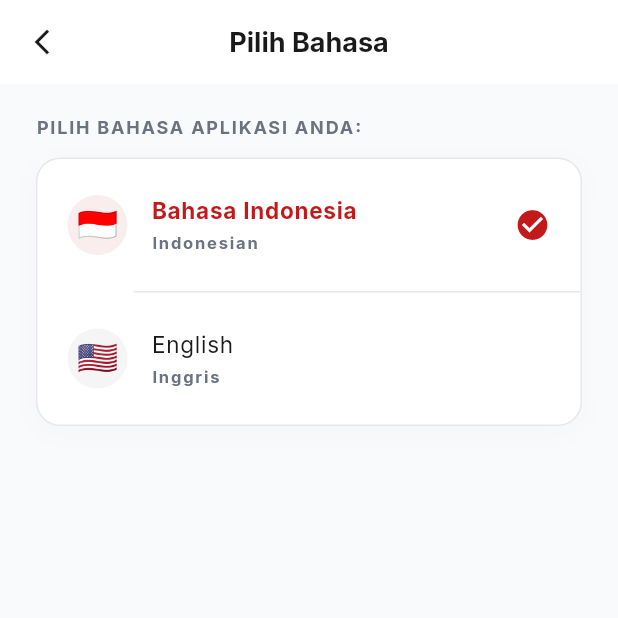
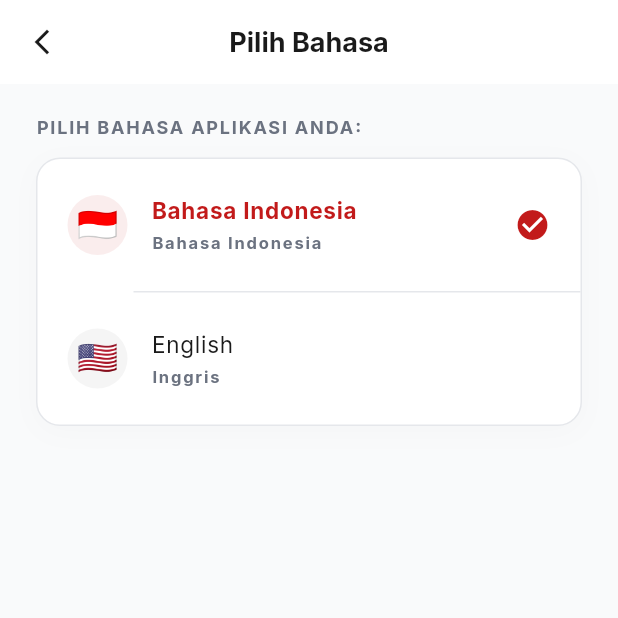
Before and after one commit to Firsandi/Safe, a Flutter app: the LanguagePage screen opened directly, on a phone screen of 412 x 824 dp, the top half of it. Run offline on Flutter 3.47's test engine with Material 3 defaults, Android fonts, the phone set to English and light mode, and no system bars; our stand-ins replace audioplayers, dartz, dio, equatable, firebase_core, firebase_messaging and 11 more; accounts and stored records are empty; project files that could hold a hidden picture were left out.

Commit message:
fix: make language option subtitles dynamic in language page

```diff
--- a/lib/features/home/presentation/pages/language_page.dart
+++ b/lib/features/home/presentation/pages/language_page.dart
@@ -68,7 +68,7 @@ class LanguagePage extends StatelessWidget {
                           context: context,
                           flag: '🇮🇩',
                           title: 'Bahasa Indonesia',
-                          subtitle: 'Indonesian',
+                          subtitle: currentLang == 'id' ? 'Bahasa Indonesia' : 'Indonesian',
                           isSelected: currentLang == 'id',
                           onTap: () {
                             context.read<LanguageCubit>().changeLanguage('id');
@@ -80,7 +80,7 @@ class LanguagePage extends StatelessWidget {
                           context: context,
                           flag: '🇺🇸',
                           title: 'English',
-                          subtitle: 'Inggris',
+                          subtitle: currentLang == 'id' ? 'Inggris' : 'English',
                           isSelected: currentLang == 'en',
                           onTap: () {
                             context.read<LanguageCubit>().changeLanguage('en');
```
